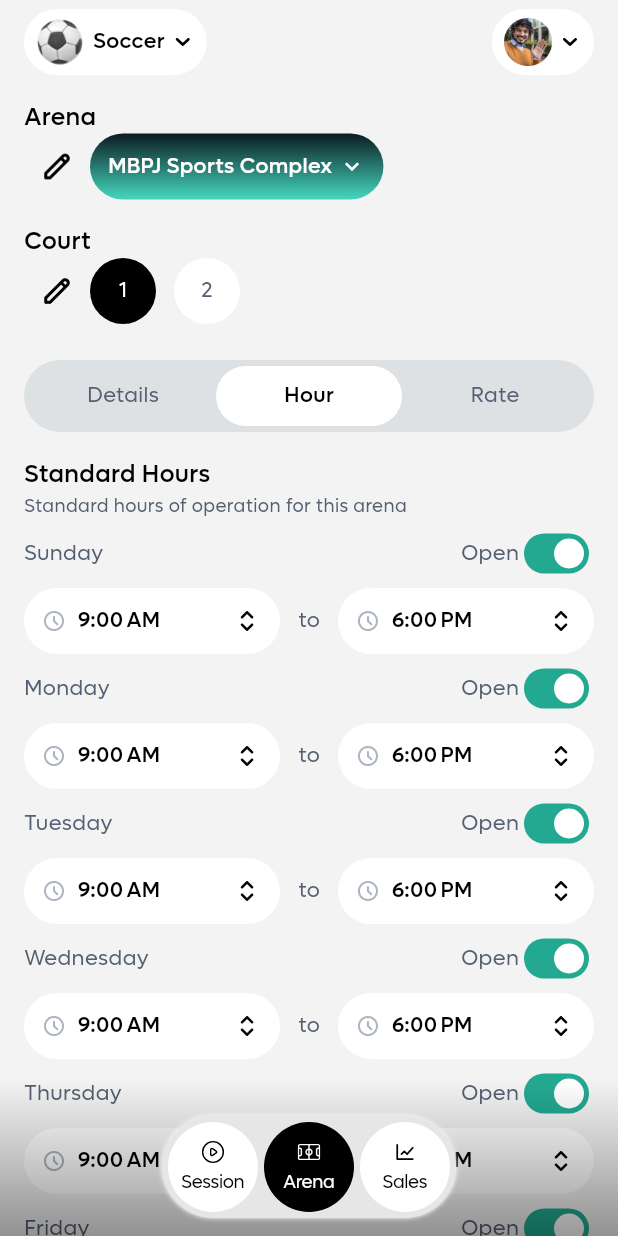
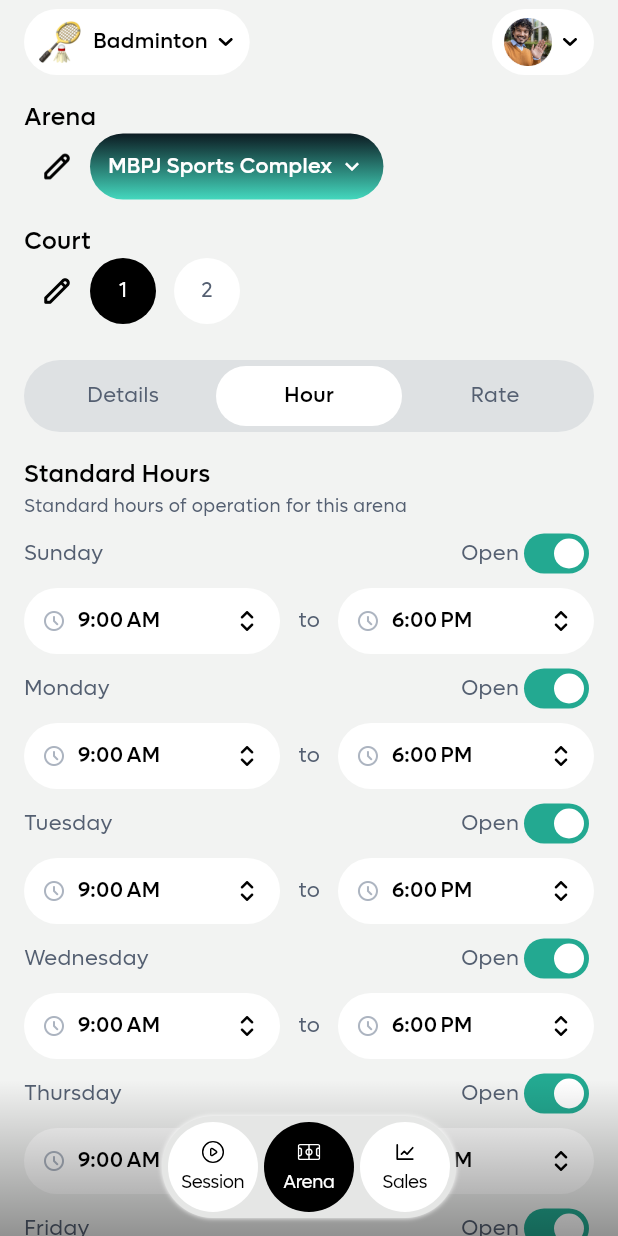
Before and after one commit to 2001arman/lawan, a Flutter app: the AdminMainUi screen opened by its route, after a tap on "Hour", on a phone screen of 412 x 824 dp. Run offline on Flutter 3.47's test engine with Material 3 defaults, Android fonts, the phone set to English and light mode, and no system bars; our stand-ins replace blur, carousel_slider, emoji_picker_flutter, file_picker, firebase_core, flutter_svg and 10 more; missing offline and left inert: add_2_calendar, appinio_social_share, country_state_city_pro, expansion_widget, image_picker_android, image_picker_platform_interface and 3 more; accounts and stored records are empty.

Commit message:
choose and change sport

```diff
--- /dev/null
+++ b/lib/features/domain/field/field_model.dart
@@ -0,0 +1,66 @@
+class FieldModel {
+  final int id;
+  final String icon;
+  final String name;
+  final int totalGame;
+  final List<OptionModel>? options;
+
+  FieldModel({
+    required this.id,
+    required this.icon,
+    required this.name,
+    required this.totalGame,
+    this.options,
+  });
+
+  // Factory method to create a FieldModel instance from JSON
+  factory FieldModel.fromJson(Map<String, dynamic> json) {
+    return FieldModel(
+      id: json['id'],
+      icon: json['icon'] as String,
+      name: json['name'] as String,
+      totalGame: json['total_game'] as int,
+      options: json['options'] != null
+          ? (json['options'] as List)
+              .map((item) => OptionModel.fromJson(item))
+              .toList()
+          : null,
+    );
+  }
+
+  // Method to convert a FieldModel instance to JSON
+  Map<String, dynamic> toJson() {
+    return {
+      'icon': icon,
+      'name': name,
+      'total_game': totalGame,
+      'options': options?.map((option) => option.toJson()).toList(),
+    };
+  }
+}
+
+class OptionModel {
+  final String name;
+  final int totalGame;
+
+  OptionModel({
+    required this.name,
+    required this.totalGame,
+  });
+
+  // Factory method to create an OptionModel instance from JSON
+  factory OptionModel.fromJson(Map<String, dynamic> json) {
+    return OptionModel(
+      name: json['name'] as String,
+      totalGame: json['total_game'] as int,
+    );
+  }
+
+  // Method to convert an OptionModel instance to JSON
+  Map<String, dynamic> toJson() {
+    return {
+      'name': name,
+      'total_game': totalGame,
+    };
+  }
+}
--- /dev/null
+++ b/lib/features/infrastructure/field/field_data_source.dart
@@ -0,0 +1,92 @@
+import '../../domain/field/field_model.dart';
+
+class FieldDataSource {
+  List<FieldModel> listFieldModel = [
+    FieldModel(
+      id: 1,
+      icon: 'assets/fields/badminton.png',
+      name: 'Badminton',
+      totalGame: 234,
+      options: [
+        OptionModel(name: 'Single', totalGame: 124),
+        OptionModel(name: 'Double', totalGame: 124),
+      ],
+    ),
+    FieldModel(
+      id: 2,
+      icon: 'assets/fields/basketball.png',
+      name: 'Basketball',
+      totalGame: 54,
+    ),
+    FieldModel(
+      id: 3,
+      icon: 'assets/fields/ball.png',
+      name: 'Futsal',
+      totalGame: 240,
+    ),
+    FieldModel(
+      id: 4,
+      icon: 'assets/fields/golf.png',
+      name: 'Golf',
+      totalGame: 234,
+      options: [
+        OptionModel(name: 'Single', totalGame: 124),
+        OptionModel(name: 'Team', totalGame: 124),
+      ],
+    ),
+    FieldModel(
+      id: 5,
+      icon: 'assets/fields/martial.png',
+      name: 'Martial Combat',
+      totalGame: 64,
+    ),
+    FieldModel(
+      id: 6,
+      icon: 'assets/fields/pickleball.png',
+      name: 'Pickleball',
+      totalGame: 456,
+      options: [
+        OptionModel(name: 'Single', totalGame: 124),
+        OptionModel(name: 'Double', totalGame: 124),
+      ],
+    ),
+    FieldModel(
+      id: 7,
+      icon: 'assets/fields/rugby.png',
+      name: 'Rugby',
+      totalGame: 234,
+      options: [
+        OptionModel(name: 'Sevens', totalGame: 124),
+        OptionModel(name: 'Union', totalGame: 124),
+      ],
+    ),
+    FieldModel(
+      id: 8,
+      icon: 'assets/fields/ball.png',
+      name: 'Soccer',
+      totalGame: 234,
+    ),
+    FieldModel(
+      id: 9,
+      icon: 'assets/fields/takraw.png',
+      name: 'Takraw',
+      totalGame: 234,
+    ),
+    FieldModel(
+      id: 10,
+      icon: 'assets/fields/tennis.png',
+      name: 'Tennis',
+      totalGame: 234,
+      options: [
+        OptionModel(name: 'Single', totalGame: 124),
+        OptionModel(name: 'Double', totalGame: 124),
+      ],
+    ),
+    FieldModel(
+      id: 11,
+      icon: 'assets/fields/volley.png',
+      name: 'Volleyball',
+      totalGame: 234,
+    ),
+  ];
+}
--- a/lib/main.dart
+++ b/lib/main.dart
@@ -6,6 +6,8 @@ import 'package:image_picker_platform_interface/image_picker_platform_interface.
 import 'package:lawan/core/app_route.dart';
 import 'package:lawan/features/presentation/admin/controller/admin_main_binding.dart';
 import 'package:lawan/firebase_options.dart';
+
+import 'core/depedency_injectore.dart';
 
 void main() async {
   WidgetsFlutterBinding.ensureInitialized();
@@ -17,6 +19,8 @@ void main() async {
   if (imagePickerImplementation is ImagePickerAndroid) {
     imagePickerImplementation.useAndroidPhotoPicker = true;
   }
+  await DependencyInjection.init();
+
   runApp(const MainApp());
 }
 
--- /dev/null
+++ b/lib/utility/shared/constants/global_variable.dart
@@ -0,0 +1,17 @@
+import 'package:get/get.dart';
+import 'package:lawan/features/domain/field/field_model.dart';
+import 'package:lawan/features/infrastructure/field/field_data_source.dart';
+
+class GlobalVariable {
+  Rxn<FieldModel> selectedSport = Rxn();
+
+  Future<GlobalVariable> init() async {
+    selectedSport.value = FieldDataSource().listFieldModel.first;
+    return this;
+  }
+
+  void setSport(FieldModel field) {
+    selectedSport.value = field;
+    selectedSport.refresh();
+  }
+}
--- a/lib/utility/shared/widgets/navigations/custom_appbar_profile.dart
+++ b/lib/utility/shared/widgets/navigations/custom_appbar_profile.dart
@@ -1,5 +1,8 @@
 import 'package:flutter/material.dart';
 import 'package:flutter_svg/svg.dart';
+import 'package:get/get.dart';
+import 'package:lawan/utility/shared/constants/global_variable.dart';
+import 'package:lawan/utility/util/dialogs/custom_dialog_sport.dart';
 
 import '../../constants/constants_ui.dart';
 
@@ -14,30 +17,39 @@ class CustomAppbarProfile extends StatelessWidget {
 
   @override
   Widget build(BuildContext context) {
+    final globalVariable = Get.find<GlobalVariable>();
     return Container(
       height: 58,
       padding: const EdgeInsets.only(bottom: 8.0),
       child: Row(
         mainAxisAlignment: MainAxisAlignment.spaceBetween,
         children: [
-          Container(
-            padding: const EdgeInsets.symmetric(horizontal: 8, vertical: 6),
+          GestureDetector(
+            onTap: CustomDialogSport.showDialogSport,
+            child: Container(
+              padding: const EdgeInsets.symmetric(horizontal: 8, vertical: 8),
               margin: const EdgeInsets.only(left: 16, top: 6),
               decoration: BoxDecoration(
                 borderRadius: BorderRadius.circular(100),
                 color: kWhiteColor,
               ),
-            child: Row(
+              child: Obx(
+                () => Row(
                   children: [
-                Image.asset('assets/icons/ball.png', width: 32),
+                    Image.asset(
+                      globalVariable.selectedSport.value!.icon,
+                      width: 32,
+                    ),
                     const SizedBox(width: 6),
                     Text(
-                  'Soccer',
+                      globalVariable.selectedSport.value!.name,
                       style: blackTextStyle.copyWith(fontWeight: medium),
                     ),
                     const SizedBox(width: 4),
                     SvgPicture.asset('assets/icons/chevron-down.svg'),
                   ],
+                ),
+              ),
             ),
           ),
           GestureDetector(
--- a/pubspec.yaml
+++ b/pubspec.yaml
@@ -49,6 +49,8 @@ dependencies:
 
   country_state_city_pro: ^0.0.6
 
+  expansion_widget: ^0.1.0
+
 dev_dependencies:
   flutter_test:
     sdk: flutter
@@ -67,6 +69,7 @@ flutter:
     - assets/avatars/
     - assets/banks/
     - assets/video/
+    - assets/fields/
 
   fonts:
     - family: Lufga
```
Also changed, not shown: lib/core/depedency_injectore.dart (added, +9 -0 lines), lib/utility/util/dialogs/custom_dialog_sport.dart (added, +165 -0 lines), assets/fields/badminton.png (added), assets/fields/ball.png (added), assets/fields/basketball.png (added), assets/fields/golf.png (added), assets/fields/martial.png (added), assets/fields/pickleball.png (added), assets/fields/rugby.png (added), assets/fields/takraw.png (added), assets/fields/tennis.png (added), assets/fields/volley.png (added), pubspec.lock. Lines whose indentation alone changed are shown as unchanged.
